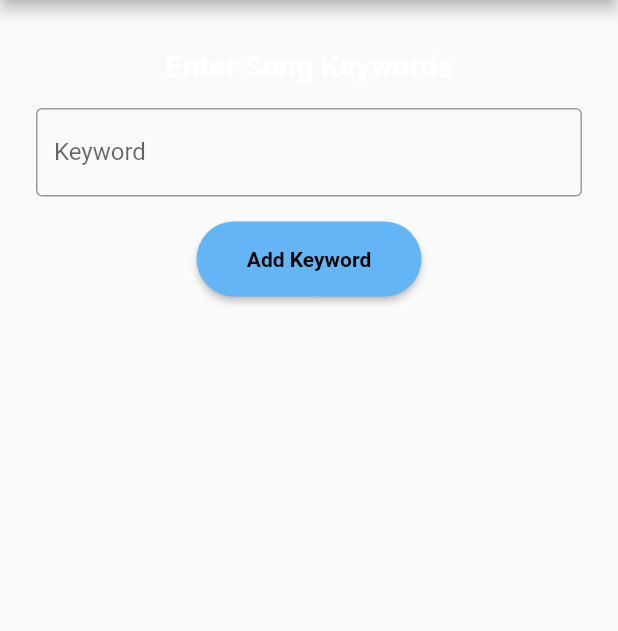
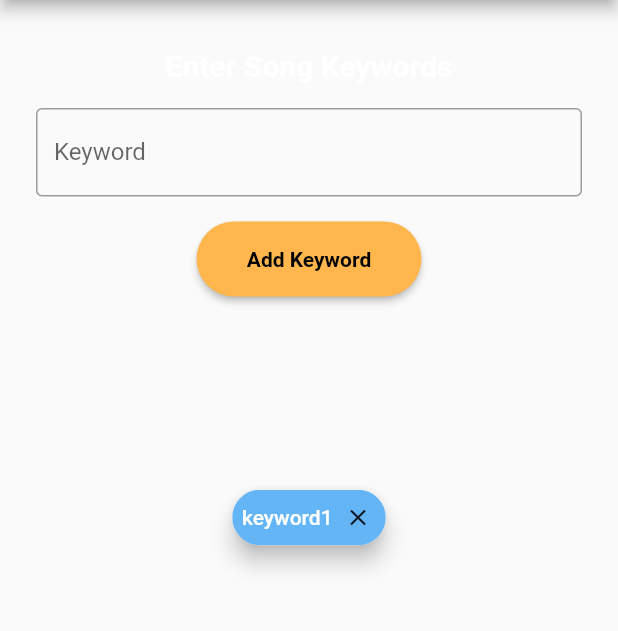
Before and after one commit to ts3486/song-generator, a Flutter app: the screen it shows after launch, on a phone screen of 412 x 824 dp, the part 84-715 px from its top. Run offline on Flutter 3.47's test engine with Material 2 defaults, Android fonts, the phone set to English and light mode, and no system bars; generated files the repository leaves out were written again.

Commit message:
add chip element

```diff
--- a/lib/src/song_generation/enter_keywords.dart
+++ b/lib/src/song_generation/enter_keywords.dart
@@ -32,7 +32,9 @@ class EnterKeyWordsWidgetState extends State<EnterKeyWordsWidget> {
       appBar: AppBar(
         title: const Text('Song Generator'),
       ),
-      body: SizedBox(
+      body: Column(children: <Widget>[
+        //Input section
+        SizedBox(
             height: 230,
             child: Padding(
                 padding: const EdgeInsets.all(24.0),
@@ -61,7 +63,7 @@ class EnterKeyWordsWidgetState extends State<EnterKeyWordsWidget> {
                       ),
                       ElevatedButton(
                         style: ElevatedButton.styleFrom(
-                          backgroundColor: Colors.blue[300],
+                            backgroundColor: Colors.orange[300],
                             foregroundColor: Colors.black,
                             shape: const StadiumBorder(),
                             minimumSize: const Size(150, 50)),
@@ -75,6 +77,34 @@ class EnterKeyWordsWidgetState extends State<EnterKeyWordsWidget> {
                         ),
                       ),
                     ]))),
+        //Display Section
+        SizedBox(
+            height: 230,
+            child: Padding(
+                padding: const EdgeInsets.all(24.0),
+                child: Column(
+                    mainAxisAlignment: MainAxisAlignment.spaceAround,
+                    children: <Widget>[
+                      Chip(
+                        labelPadding: const EdgeInsets.all(2.5),
+                        // avatar: CircleAvatar(
+                        //   backgroundColor: Colors.white70,
+                        //   child: Text(_keywords[0].toUpperCase()),
+                        // ),
+                        label: const Text(
+                          'keyword1',
+                          style: TextStyle(
+                            color: Colors.white,
+                          ),
+                        ),
+                        backgroundColor: Colors.blue[300],
+                        elevation: 6.0,
+                        shadowColor: Colors.grey[60],
+                        deleteIcon: const Icon(Icons.close),
+                        onDeleted: () {},
+                      ),
+                    ]))),
+      ]),
 
       // floatingActionButton: FloatingActionButton(
       //   onPressed: _addKeyword(_keyword),
```
Lines whose indentation alone changed are shown as unchanged.
